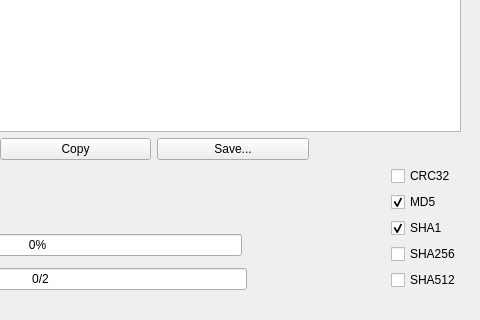
Above: src/xhash.ui from qux-bbb/XHash before the change; both pictures show x 320 to 800 and y 280 to 600 of the 800 by 600 pixel window. Below: the same form after it.
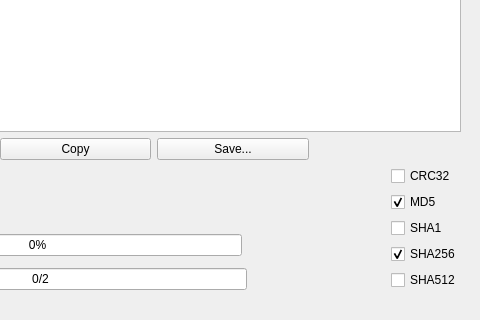
That is the form after the change.

Commit message: default calc SHA256 not SHA1

What changed in the file:
```diff
--- a/src/xhash.ui
+++ b/src/xhash.ui
@@ -323,7 +323,7 @@
             <string notr="true">SHA1</string>
            </property>
            <property name="checked">
-            <bool>true</bool>
+            <bool>false</bool>
            </property>
           </widget>
          </item>
@@ -333,7 +333,7 @@
             <string notr="true">SHA256</string>
            </property>
            <property name="checked">
-            <bool>false</bool>
+            <bool>true</bool>
            </property>
           </widget>
          </item>
```
